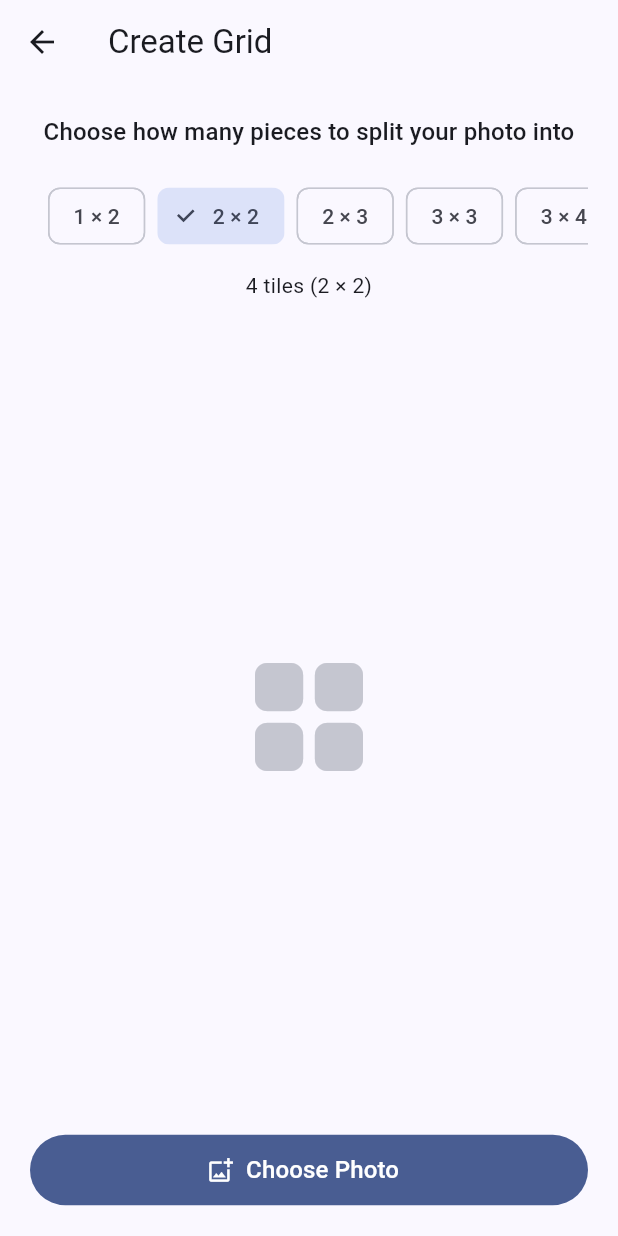
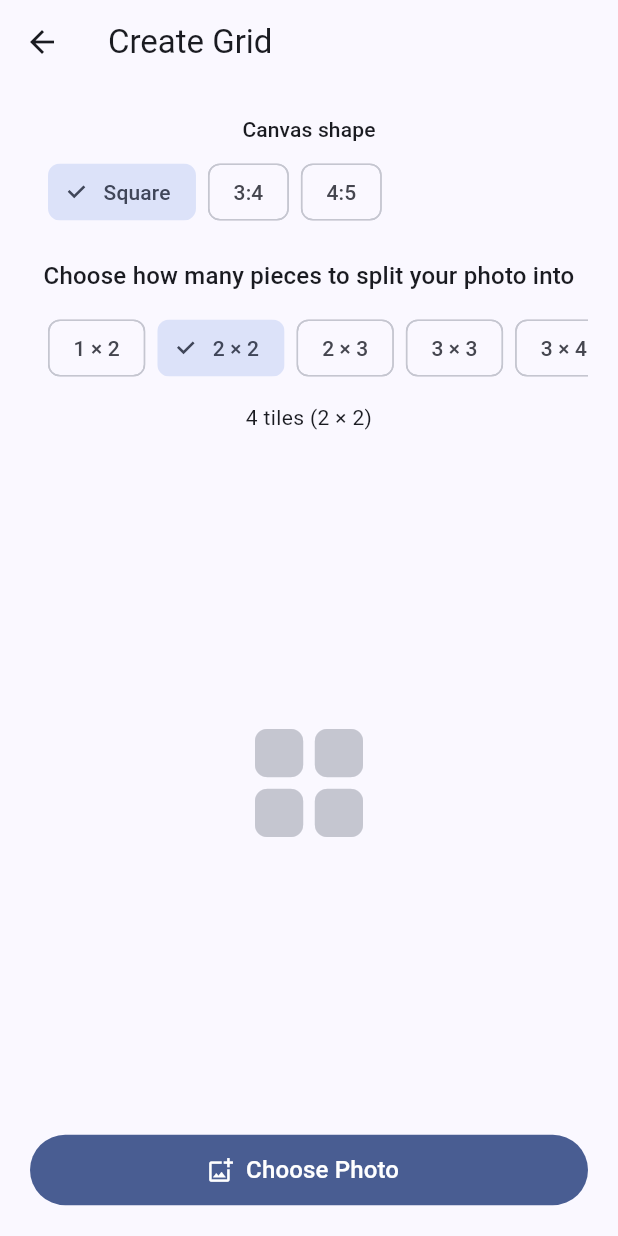
Before and after one commit to kcm2112007/image-grid-maker, a Flutter app: the GridEditorScreen screen opened directly, after a tap on "Choose Photo", on a phone screen of 412 x 824 dp. Run offline on Flutter 3.47's test engine with Material 3 defaults, Android fonts, the phone set to English and light mode, and no system bars; our stand-ins replace image_picker, permission_handler, share_plus; missing offline and left inert: gal.

Commit message:
Add canvas ratio selection to grid editor

```diff
--- a/lib/screens/grid_editor_screen.dart
+++ b/lib/screens/grid_editor_screen.dart
@@ -1,8 +1,10 @@
 import 'package:flutter/material.dart';
 import 'package:permission_handler/permission_handler.dart';
+import '../models/canvas_ratio.dart';
 import '../models/grid_layout.dart';
 import '../services/image_service.dart';
 import '../widgets/layout_selector.dart';
+import '../widgets/ratio_selector.dart';
 import 'framing_screen.dart';
 
 class GridEditorScreen extends StatefulWidget {
@@ -15,6 +17,7 @@ class GridEditorScreen extends StatefulWidget {
 class _GridEditorScreenState extends State<GridEditorScreen> {
   final ImageService _imageService = ImageService();
   GridLayoutOption _layout = kGridLayouts[1]; // default 2x2
+  CanvasRatioOption _ratio = kCanvasRatios[0]; // default Square
   bool _isPicking = false;
 
   Future<void> _pickAndFrame() async {
@@ -39,7 +42,11 @@ class _GridEditorScreenState extends State<GridEditorScreen> {
       Navigator.push(
         context,
         MaterialPageRoute(
-          builder: (_) => FramingScreen(image: result.image!, layout: _layout),
+          builder: (_) => FramingScreen(
+            image: result.image!,
+            layout: _layout,
+            canvasRatio: _ratio,
+          ),
         ),
       );
     }
@@ -80,11 +87,22 @@ class _GridEditorScreenState extends State<GridEditorScreen> {
             crossAxisAlignment: CrossAxisAlignment.stretch,
             children: [
               Text(
+                'Canvas shape',
+                textAlign: TextAlign.center,
+                style: Theme.of(context).textTheme.titleSmall,
+              ),
+              const SizedBox(height: 8),
+              RatioSelector(
+                selected: _ratio,
+                onChanged: (r) => setState(() => _ratio = r),
+              ),
+              const SizedBox(height: 20),
+              Text(
                 'Choose how many pieces to split your photo into',
                 textAlign: TextAlign.center,
                 style: Theme.of(context).textTheme.titleMedium,
               ),
-              const SizedBox(height: 20),
+              const SizedBox(height: 12),
               LayoutSelector(
                 selected: _layout,
                 onChanged: (l) => setState(() => _layout = l),
```
